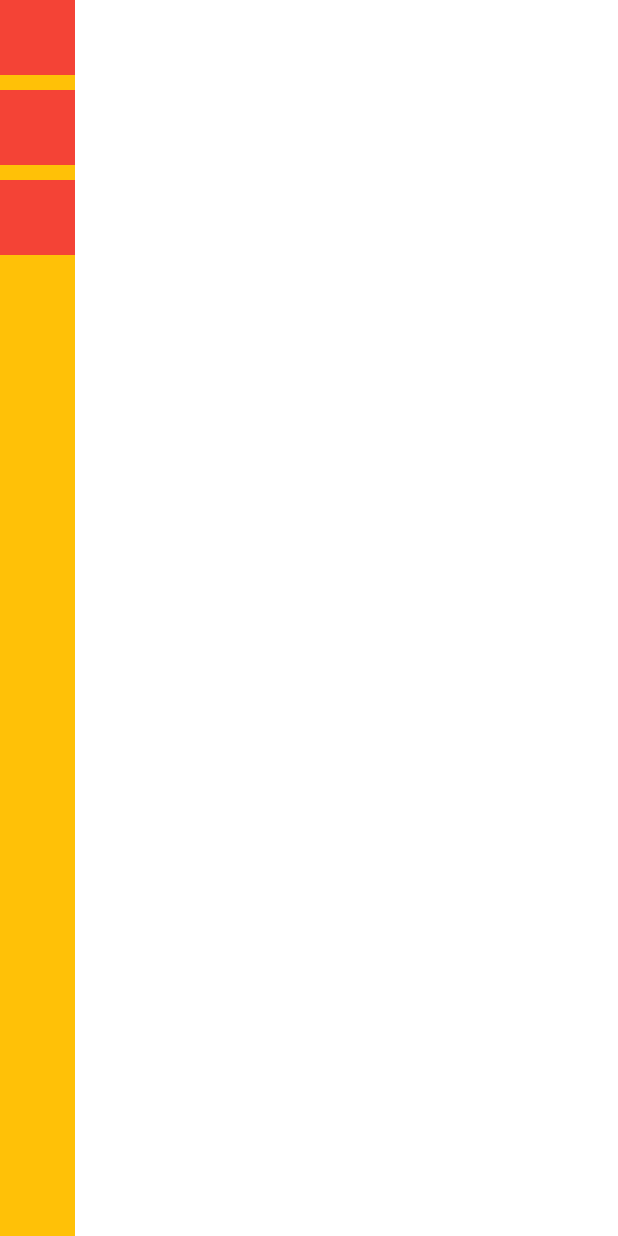
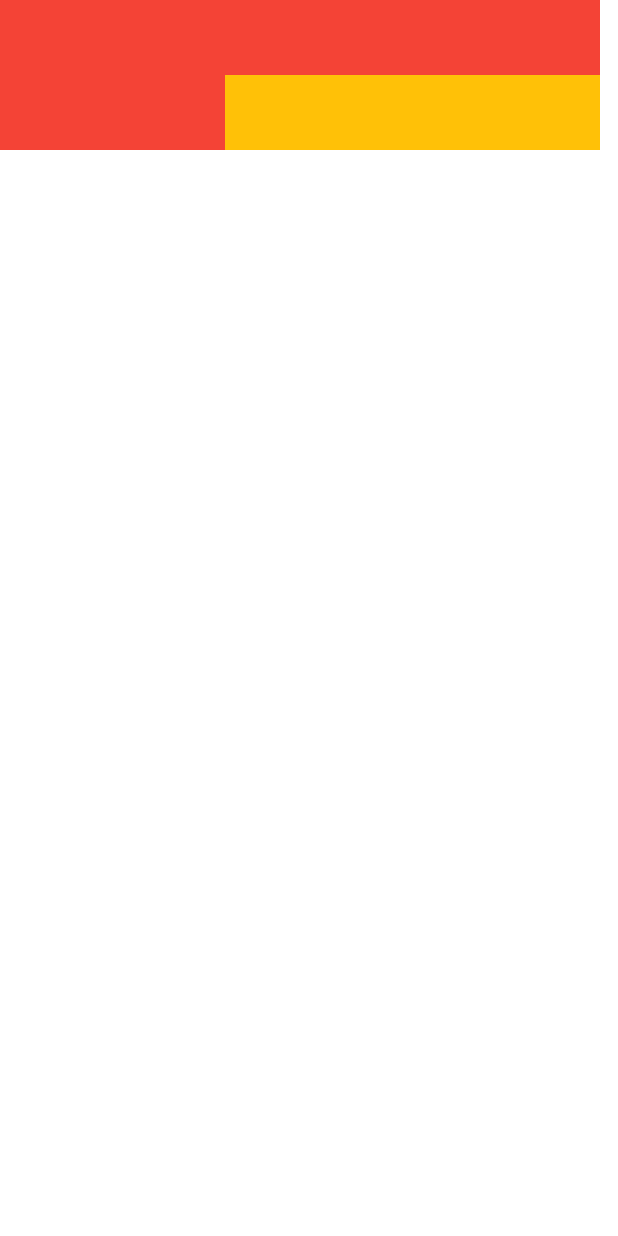
Before and after one commit to ArchOrn/flutter_5iwj_2024, a Flutter app: the screen it shows after launch, on a phone screen of 412 x 824 dp. Run offline on Flutter 3.47's test engine with Material 3 defaults, Android fonts, the phone set to English and light mode, and no system bars.

Commit message:
Demo with Wrap

```diff
--- a/lib/home/home_screen.dart
+++ b/lib/home/home_screen.dart
@@ -11,12 +11,18 @@ class HomeScreen extends StatelessWidget {
         backgroundColor: Colors.white,
         body: Container(
           color: Colors.amber,
-          child:  const Column(
+          child: const Wrap(
             children: [
               RedSquare(),
-              SizedBox(height: 10),
               RedSquare(),
-              SizedBox(height: 10),
+              RedSquare(),
+              RedSquare(),
+              RedSquare(),
+              RedSquare(),
+              RedSquare(),
+              RedSquare(),
+              RedSquare(),
+              RedSquare(),
               RedSquare(),
             ],
           ),
```
